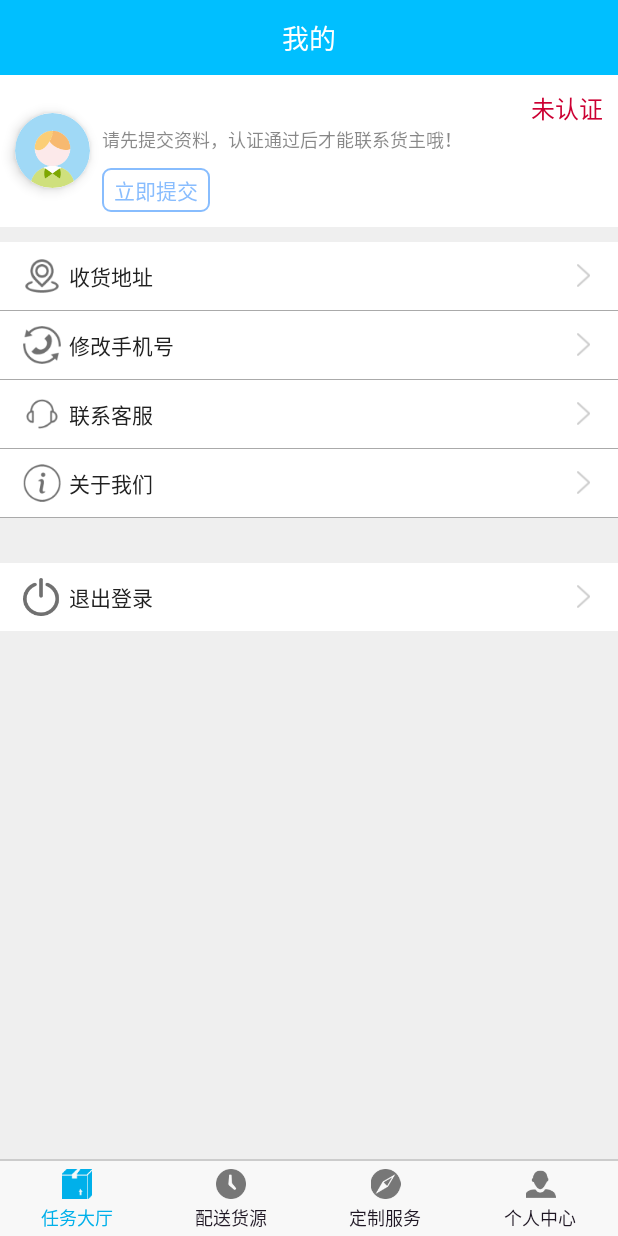
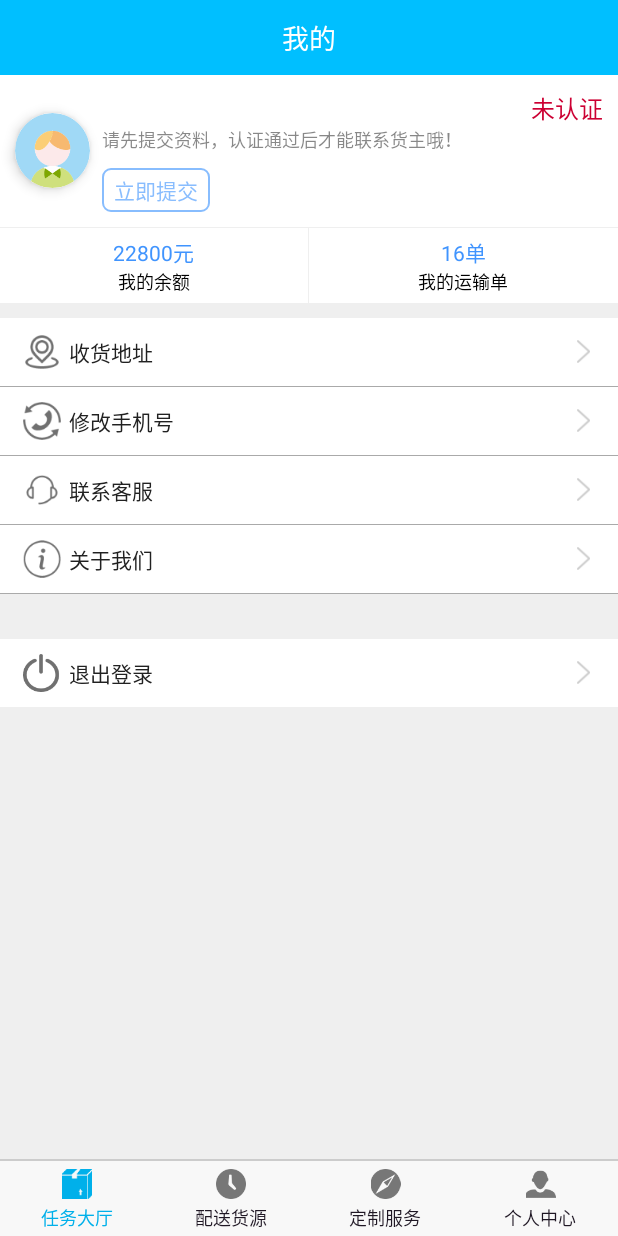
Before and after one commit to AndyYan1010/mine_like_ymm, an Android app: the fragment User_F placed in its activity, on a phone screen of 412 x 824 dp. Run offline under Robolectric (Android 15) with nearby library versions, the light colour scheme and no system bars; pictures from the network do not load; 2 statements that could not run were skipped.

Commit message:
some change

```diff
--- a/app/src/main/java/com/bt/smart/truck_broker/fragment/home/SetLinesAddressFragment.java
+++ b/app/src/main/java/com/bt/smart/truck_broker/fragment/home/SetLinesAddressFragment.java
@@ -281,7 +281,7 @@ public class SetLinesAddressFragment extends Fragment implements View.OnClickLis
         openHelper.openPopupWindowWithView(true, 0, (int) linear_cf00.getY() + linear_cf00.getHeight());
         openHelper.setOnPopupViewClick(new PopupOpenHelper.ViewClickListener() {
             @Override
-            public void onViewClickListener(PopupWindow popupWindow, View inflateView) {
+            public void onViewListener(PopupWindow popupWindow, View inflateView) {
                 RecyclerView recy_city = inflateView.findViewById(R.id.recy_city);
                 final TextView tv_back = inflateView.findViewById(R.id.tv_back);
                 final TextView tv_cancel = inflateView.findViewById(R.id.tv_cancel);
--- a/app/src/main/java/com/bt/smart/truck_broker/fragment/user/User_F.java
+++ b/app/src/main/java/com/bt/smart/truck_broker/fragment/user/User_F.java
@@ -97,6 +97,7 @@ public class User_F extends Fragment implements View.OnClickListener {
         rtv_about.setOnClickListener(this);
         rtv_exit.setOnClickListener(this);
         GlideLoaderUtil.showImgWithIcon(getContext(), NetConfig.IMG_HEAD + MyApplication.userHeadPic, R.drawable.iman, R.drawable.iman, img_head);
+        swiperefresh.setColorSchemeColors(getResources().getColor(R.color.blue_icon), getResources().getColor(R.color.yellow_40), getResources().getColor(R.color.red_160));
         swiperefresh.setOnRefreshListener(new SwipeRefreshLayout.OnRefreshListener() {
             @Override
             public void onRefresh() {
--- a/app/src/main/java/com/bt/smart/truck_broker/utils/PopupOpenHelper.java
+++ b/app/src/main/java/com/bt/smart/truck_broker/utils/PopupOpenHelper.java
@@ -103,7 +103,7 @@ public class PopupOpenHelper {
     }
 
     public void setOnPopupViewClick(ViewClickListener viewClickListener) {
-        viewClickListener.onViewClickListener(popupWindow, inflateView);
+        viewClickListener.onViewListener(popupWindow, inflateView);
     }
 
     public void dismiss() {
@@ -111,6 +111,6 @@ public class PopupOpenHelper {
     }
 
     public interface ViewClickListener {
-        void onViewClickListener(PopupWindow popupWindow, View inflateView);
+        void onViewListener(PopupWindow popupWindow, View inflateView);
     }
 }
--- a/app/src/main/res/layout/user_f.xml
+++ b/app/src/main/res/layout/user_f.xml
@@ -120,6 +120,73 @@
                                 android:textColor="@color/blue_54"
                                 android:textSize="14sp"/>
                         </LinearLayout>
+                    </LinearLayout>
+                </LinearLayout>
+
+                <View
+                    android:layout_width="match_parent"
+                    android:layout_height="1px"
+                    android:background="@color/gray_ef"/>
+
+                <LinearLayout
+                    android:layout_width="match_parent"
+                    android:layout_height="wrap_content"
+                    android:background="@color/white"
+                    android:orientation="horizontal">
+
+                    <LinearLayout
+                        android:id="@+id/linear_money"
+                        android:layout_width="0dp"
+                        android:layout_height="wrap_content"
+                        android:layout_marginBottom="5dp"
+                        android:layout_marginTop="5dp"
+                        android:layout_weight="1"
+                        android:gravity="center"
+                        android:orientation="vertical">
+
+                        <TextView
+                            android:layout_width="wrap_content"
+                            android:layout_height="wrap_content"
+                            android:text="22800元"
+                            android:textColor="@color/blue_87"
+                            android:textSize="14sp"/>
+
+                        <TextView
+                            android:layout_width="wrap_content"
+                            android:layout_height="wrap_content"
+                            android:text="我的余额"
+                            android:textColor="@color/black"
+                            android:textSize="12sp"/>
+                    </LinearLayout>
+
+                    <View
+                        android:layout_width="1px"
+                        android:layout_height="match_parent"
+                        android:background="@color/gray_ef"/>
+
+                    <LinearLayout
+                        android:id="@+id/linear_order"
+                        android:layout_width="0dp"
+                        android:layout_height="wrap_content"
+                        android:layout_marginBottom="5dp"
+                        android:layout_marginTop="5dp"
+                        android:layout_weight="1"
+                        android:gravity="center"
+                        android:orientation="vertical">
+
+                        <TextView
+                            android:layout_width="wrap_content"
+                            android:layout_height="wrap_content"
+                            android:text="16单"
+                            android:textColor="@color/blue_87"
+                            android:textSize="14sp"/>
+
+                        <TextView
+                            android:layout_width="wrap_content"
+                            android:layout_height="wrap_content"
+                            android:text="我的运输单"
+                            android:textColor="@color/black"
+                            android:textSize="12sp"/>
                     </LinearLayout>
                 </LinearLayout>
 
```
Also changed, not shown: app/src/main/java/com/bt/smart/truck_broker/adapter/RecyOrderAdapter.java (+31 -0 lines), app/src/main/java/com/bt/smart/truck_broker/fragment/sameDay/SameDay_F.java (+99 -47 lines), app/src/main/java/com/bt/smart/truck_broker/utils/MyAnimationUtils.java (added, +20 -0 lines), app/src/main/res/layout/dialog_check_warning.xml (added, +56 -0 lines), app/src/main/res/layout/sameday_f.xml (+50 -31 lines), app/src/main/res/layout/sameday_f00.xml (added, +170 -0 lines), app/src/main/res/drawable-hdpi/icon_arrow_top.png (added), app/src/main/res/drawable-hdpi/icon_totop.png (added).
